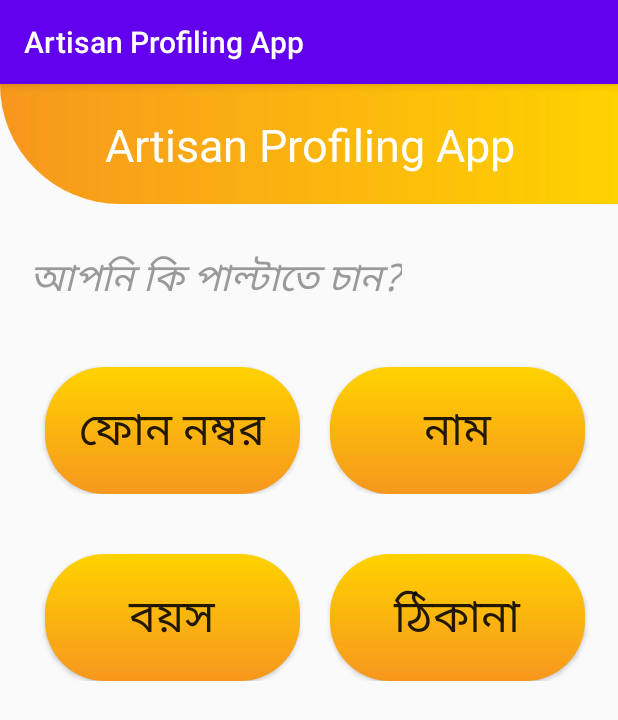
After one commit to deysarkarswarup/Artisan-Profiling-App-1, an Android app: the UpdateSelectionAcivity screen opened directly, with no data from a screen before it, on a phone screen of 412 x 824 dp. The commit adds this screen. Shown: the top 720 px of the screen. Run offline under Robolectric (Android 15) with nearby library versions, the phone set to English and light mode, and no system bars.

Commit message:
Update Activity added

```diff
--- a/app/src/main/AndroidManifest.xml
+++ b/app/src/main/AndroidManifest.xml
@@ -19,7 +19,8 @@
         android:roundIcon="@mipmap/ic_launcher_round"
         android:supportsRtl="true"
         android:theme="@style/AppTheme">
-        <activity android:name=".UpdateUserAuthActivity"></activity>
+        <activity android:name=".UpdateSelectionAcivity"></activity>
+        <activity android:name=".UpdateUserAuthActivity" />
         <activity android:name=".UserTypeActivity" />
 
         <provider
--- /dev/null
+++ b/app/src/main/java/com/example/artisanprofilingapp/UpdateSelectionAcivity.java
@@ -0,0 +1,14 @@
+package com.example.artisanprofilingapp;
+
+import androidx.appcompat.app.AppCompatActivity;
+
+import android.os.Bundle;
+
+public class UpdateSelectionAcivity extends AppCompatActivity {
+
+    @Override
+    protected void onCreate(Bundle savedInstanceState) {
+        super.onCreate(savedInstanceState);
+        setContentView(R.layout.activity_update_selection_acivity);
+    }
+}
--- /dev/null
+++ b/app/src/main/res/layout/activity_update_selection_acivity.xml
@@ -0,0 +1,101 @@
+<?xml version="1.0" encoding="utf-8"?>
+<ScrollView xmlns:android="http://schemas.android.com/apk/res/android"
+    android:layout_width="fill_parent"
+    android:layout_height="wrap_content"
+    android:orientation="vertical"
+    android:fillViewport="false">
+    <LinearLayout
+        android:orientation="vertical"
+        xmlns:app="http://schemas.android.com/apk/res-auto"
+        xmlns:tools="http://schemas.android.com/tools"
+        android:layout_width="match_parent"
+        android:layout_height="match_parent"
+        tools:context=".MainActivity">
+        <!--    android:background="@drawable/bg">-->
+        <LinearLayout
+            android:layout_width="match_parent"
+            android:layout_height="80dp"
+            android:orientation="horizontal"
+            android:background="@drawable/top_gradient"/>
+        <TextView
+            android:layout_marginTop="-60dp"
+            android:layout_width="wrap_content"
+            android:layout_height="wrap_content"
+            android:text="@string/app_name"
+            android:textSize="30sp"
+            android:layout_gravity="center"
+            android:gravity="center"
+            android:textColor="@color/Heading"
+            />
+        <TextView
+            android:layout_width="wrap_content"
+            android:layout_height="wrap_content"
+            android:layout_marginTop="50dp"
+            android:text="@string/updateSelection"
+            android:textSize="25sp"
+            android:paddingLeft="20dp"
+            android:paddingRight="20dp"
+            android:textColor="@color/textColor"
+            android:textStyle="italic"
+            app:layout_constraintBottom_toBottomOf="parent"
+            app:layout_constraintLeft_toLeftOf="parent"
+            app:layout_constraintRight_toRightOf="parent"
+            app:layout_constraintTop_toTopOf="parent" />
+        <LinearLayout
+            android:layout_width="match_parent"
+            android:layout_height="wrap_content"
+            android:orientation="horizontal"
+            >
+            <Button
+                android:id="@+id/phoneno"
+                android:layout_width="170dp"
+                android:layout_height="wrap_content"
+                android:layout_marginRight="10dp"
+                android:layout_marginLeft="30dp"
+                android:text="@string/phoneNo"
+                android:padding="20dp"
+                android:textSize="30sp"
+                android:background="@drawable/btn_round"
+                android:layout_marginTop="40dp" />
+            <Button
+                android:id="@+id/name"
+                android:layout_width="170dp"
+                android:layout_height="wrap_content"
+                android:layout_marginLeft="10dp"
+                android:layout_marginRight="30dp"
+                android:text="@string/nam"
+                android:textSize="30sp"
+                android:padding="20dp"
+                android:background="@drawable/btn_round"
+                android:layout_marginTop="40dp" />
+        </LinearLayout>
+        <LinearLayout
+            android:layout_width="match_parent"
+            android:layout_height="wrap_content"
+            android:orientation="horizontal"
+            >
+            <Button
+                android:id="@+id/age"
+                android:layout_width="170dp"
+                android:layout_height="wrap_content"
+                android:layout_marginRight="10dp"
+                android:layout_marginLeft="30dp"
+                android:text="@string/ageupdate"
+                android:textSize="30sp"
+                android:padding="20dp"
+                android:background="@drawable/btn_round"
+                android:layout_marginTop="40dp" />
+            <Button
+                android:id="@+id/address"
+                android:layout_width="170dp"
+                android:layout_height="wrap_content"
+                android:layout_marginLeft="10dp"
+                android:layout_marginRight="30dp"
+                android:text="@string/addressupdate"
+                android:textSize="30sp"
+                android:padding="20dp"
+                android:background="@drawable/btn_round"
+                android:layout_marginTop="40dp" />
+        </LinearLayout>
+    </LinearLayout>
+</ScrollView>
--- a/app/src/main/res/values/strings.xml
+++ b/app/src/main/res/values/strings.xml
@@ -45,4 +45,9 @@
     <string name="user_type">আপনি কি নতুন রেজিস্ট্রেশন করতে চান নাকি পুরোনো তথ্য আপডেট করতে চান ?</string>
     <string name="register">রেজিস্টার</string>
     <string name="update">আপডেট</string>
+    <string name="updateSelection">আপনি কি পাল্টাতে চান?</string>
+    <string name="phoneNo">ফোন নম্বর</string>
+    <string name="nam">নাম</string>
+    <string name="ageupdate">বয়স</string>
+    <string name="addressupdate">ঠিকানা</string>
 </resources>
```
